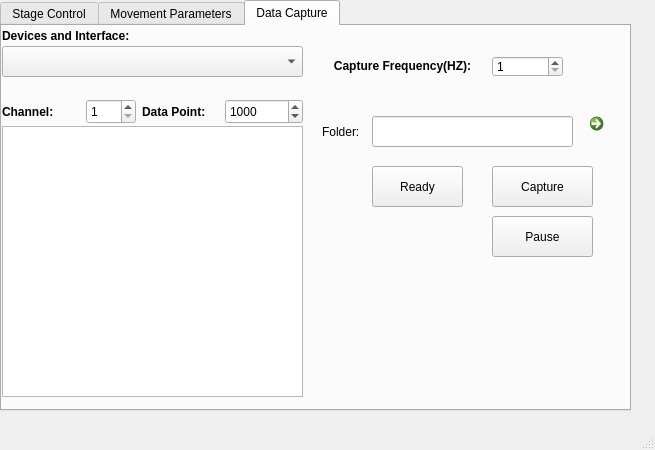
Above: motor/GUI/XYZWidget.ui from zhixing1996/pytct before the change. Below: the same form after it.
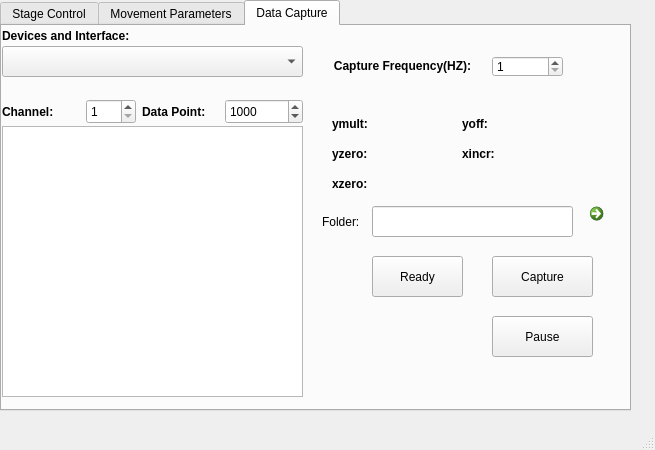
That is the form after the change. The open tabs and pages were chosen to show the change.

Diff of the .ui file:
```diff
--- a/motor/GUI/XYZWidget.ui
+++ b/motor/GUI/XYZWidget.ui
@@ -1354,7 +1354,7 @@
       <property name="geometry">
        <rect>
         <x>580</x>
-        <y>80</y>
+        <y>170</y>
         <width>41</width>
         <height>41</height>
        </rect>
@@ -1367,7 +1367,7 @@
       <property name="geometry">
        <rect>
         <x>490</x>
-        <y>140</y>
+        <y>230</y>
         <width>101</width>
         <height>41</height>
        </rect>
@@ -1380,7 +1380,7 @@
       <property name="geometry">
        <rect>
         <x>320</x>
-        <y>90</y>
+        <y>180</y>
         <width>51</width>
         <height>31</height>
        </rect>
@@ -1393,7 +1393,7 @@
       <property name="geometry">
        <rect>
         <x>370</x>
-        <y>90</y>
+        <y>180</y>
         <width>201</width>
         <height>31</height>
        </rect>
@@ -1429,7 +1429,7 @@
       <property name="geometry">
        <rect>
         <x>370</x>
-        <y>140</y>
+        <y>230</y>
         <width>91</width>
         <height>41</height>
        </rect>
@@ -1481,7 +1481,7 @@
       <property name="geometry">
        <rect>
         <x>490</x>
-        <y>190</y>
+        <y>290</y>
         <width>101</width>
         <height>41</height>
        </rect>
@@ -1490,7 +1490,7 @@
        <string>Pause</string>
       </property>
      </widget>
-     <widget class="QWidget" name="">
+     <widget class="QWidget" name="layoutWidget">
       <property name="geometry">
        <rect>
         <x>0</x>
@@ -1572,6 +1572,136 @@
        </item>
       </layout>
      </widget>
+     <widget class="QLabel" name="label_44">
+      <property name="geometry">
+       <rect>
+        <x>330</x>
+        <y>90</y>
+        <width>41</width>
+        <height>16</height>
+       </rect>
+      </property>
+      <property name="text">
+       <string>&lt;html&gt;&lt;head/&gt;&lt;body&gt;&lt;p&gt;&lt;span style=&quot; font-weight:600;&quot;&gt;ymult:&lt;/span&gt;&lt;/p&gt;&lt;/body&gt;&lt;/html&gt;</string>
+      </property>
+     </widget>
+     <widget class="QLabel" name="ymult">
+      <property name="geometry">
+       <rect>
+        <x>380</x>
+        <y>90</y>
+        <width>54</width>
+        <height>12</height>
+       </rect>
+      </property>
+      <property name="text">
+       <string/>
+      </property>
+     </widget>
+     <widget class="QLabel" name="label_46">
+      <property name="geometry">
+       <rect>
+        <x>460</x>
+        <y>90</y>
+        <width>51</width>
+        <height>16</height>
+       </rect>
+      </property>
+      <property name="text">
+       <string>&lt;html&gt;&lt;head/&gt;&lt;body&gt;&lt;p&gt;&lt;span style=&quot; font-weight:600;&quot;&gt;yoff:&lt;/span&gt;&lt;/p&gt;&lt;/body&gt;&lt;/html&gt;</string>
+      </property>
+     </widget>
+     <widget class="QLabel" name="yoff">
+      <property name="geometry">
+       <rect>
+        <x>510</x>
+        <y>90</y>
+        <width>54</width>
+        <height>12</height>
+       </rect>
+      </property>
+      <property name="text">
+       <string/>
+      </property>
+     </widget>
+     <widget class="QLabel" name="yzero">
+      <property name="geometry">
+       <rect>
+        <x>330</x>
+        <y>120</y>
+        <width>41</width>
+        <height>16</height>
+       </rect>
+      </property>
+      <property name="text">
+       <string>&lt;html&gt;&lt;head/&gt;&lt;body&gt;&lt;p&gt;&lt;span style=&quot; font-weight:600;&quot;&gt;yzero:&lt;/span&gt;&lt;/p&gt;&lt;/body&gt;&lt;/html&gt;</string>
+      </property>
+     </widget>
+     <widget class="QLabel" name="label_49">
+      <property name="geometry">
+       <rect>
+        <x>380</x>
+        <y>120</y>
+        <width>54</width>
+        <height>12</height>
+       </rect>
+      </property>
+      <property name="text">
+       <string/>
+      </property>
+     </widget>
+     <widget class="QLabel" name="xincr">
+      <property name="geometry">
+       <rect>
+        <x>460</x>
+        <y>120</y>
+        <width>51</width>
+        <height>16</height>
+       </rect>
+      </property>
+      <property name="text">
+       <string>&lt;html&gt;&lt;head/&gt;&lt;body&gt;&lt;p&gt;&lt;span style=&quot; font-weight:600;&quot;&gt;xincr:&lt;/span&gt;&lt;/p&gt;&lt;/body&gt;&lt;/html&gt;</string>
+      </property>
+     </widget>
+     <widget class="QLabel" name="label_51">
+      <property name="geometry">
+       <rect>
+        <x>510</x>
+        <y>120</y>
+        <width>54</width>
+        <height>12</height>
+       </rect>
+      </property>
+      <property name="text">
+       <string/>
+      </property>
+     </widget>
+     <widget class="QLabel" name="xzero">
+      <property name="geometry">
+       <rect>
+        <x>330</x>
+        <y>150</y>
+        <width>41</width>
+        <height>16</height>
+       </rect>
+      </property>
+      <property name="text">
+       <string>&lt;html&gt;&lt;head/&gt;&lt;body&gt;&lt;p&gt;&lt;span style=&quot; font-weight:600;&quot;&gt;xzero:&lt;/span&gt;&lt;/p&gt;&lt;/body&gt;&lt;/html&gt;</string>
+      </property>
+     </widget>
+     <widget class="QLabel" name="label_53">
+      <property name="geometry">
+       <rect>
+        <x>380</x>
+        <y>150</y>
+        <width>54</width>
+        <height>12</height>
+       </rect>
+      </property>
+      <property name="text">
+       <string/>
+      </property>
+     </widget>
     </widget>
    </widget>
   </widget>
```
Left out of the diff: 2 changed lines with no effect on the pictures.
